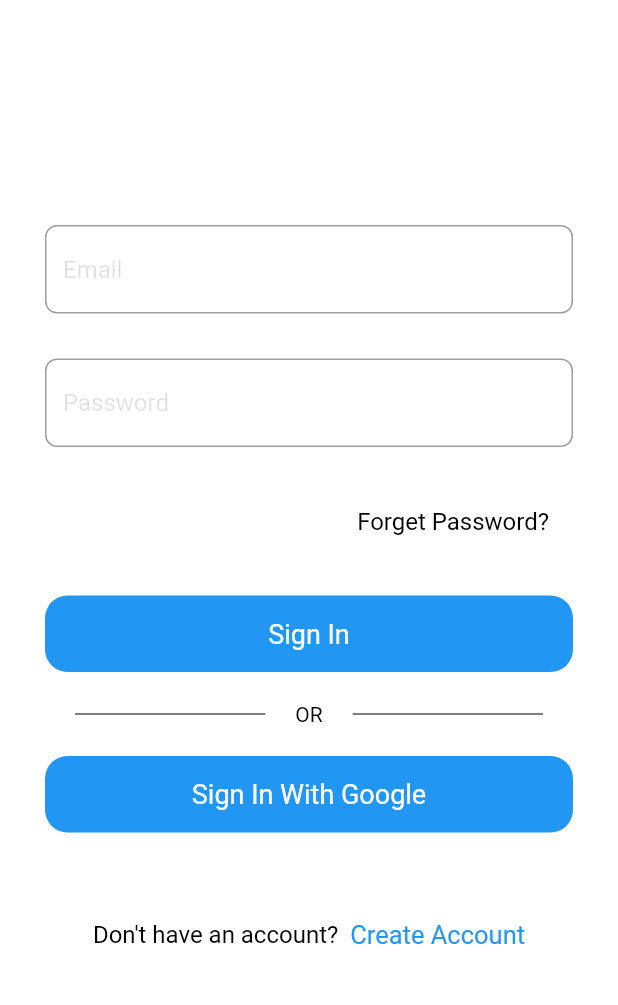
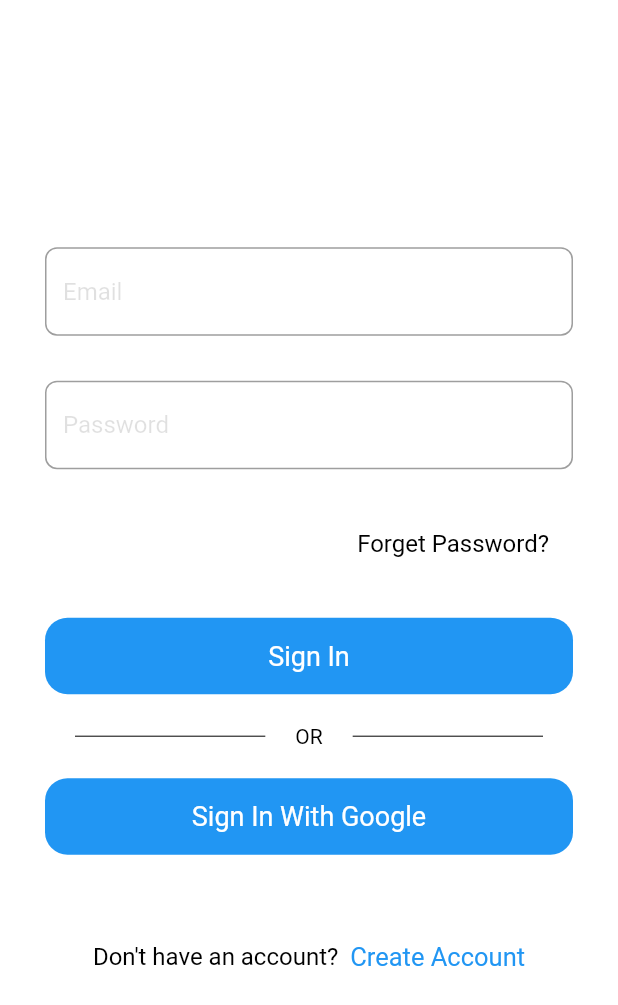
Before and after one commit to AtomicRahul/chat_app, a Flutter app: the screen it shows after launch, after a tap on "Sign in", on a phone screen of 412 x 824 dp. Shown: the top 1005 px of the screen. Run offline on Flutter 3.47's test engine with Material 2 defaults, Android fonts, the phone set to English and light mode, and no system bars; our stand-ins replace firebase_auth; accounts and stored records are empty.

Commit message:
made some changes

```diff
--- a/lib/main.dart
+++ b/lib/main.dart
@@ -2,6 +2,7 @@ import 'package:flutter/material.dart';
 import 'package:chat_app/views/signup.dart';
 
 void main() {
+  WidgetsFlutterBinding.ensureInitialized();
   runApp(MyApp());
 }
 
--- a/lib/views/signin.dart
+++ b/lib/views/signin.dart
@@ -12,6 +12,7 @@ class SignIn extends StatefulWidget {
 class _SignInState extends State<SignIn> {
   @override
   Widget build(BuildContext context) {
+    final size = MediaQuery.of(context).size;
     return SafeArea(
       child: Scaffold(
         body: SingleChildScrollView(
@@ -24,7 +25,7 @@ class _SignInState extends State<SignIn> {
                   padding: EdgeInsets.symmetric(horizontal: 30),
                   child: Column(
                     children: [
-                      SizedBox(height: 150),
+                      SizedBox(height: size.height / 5),
                       TextField(
                           style: simpleTextFieldStyle(),
                           decoration: textFieldInputDecoration("Email")),
--- a/lib/views/signup.dart
+++ b/lib/views/signup.dart
@@ -42,7 +42,7 @@ class _SignUpState extends State<SignUp> {
                   child: Column(
                     children: [
                       SizedBox(
-                        height: 120,
+                        height: size.height / 5,
                       ),
                       TextField(
                           controller: _name,
```
